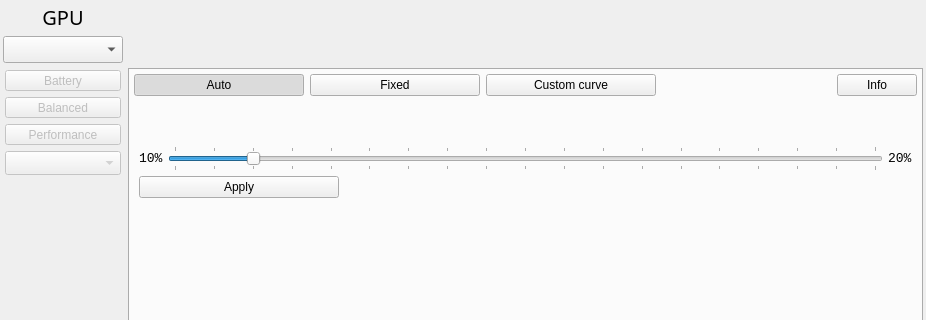
First picture: the form in radeon-profile/radeon_profile.ui, repository marazmista/radeon-profile, before the edit; both pictures show x 0 to 926 and y 0 to 320 of the 926 by 486 pixel window.
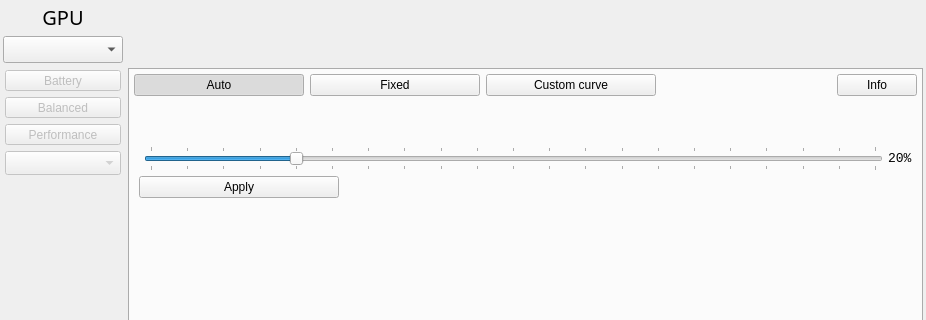
Second picture: the form after the edit. The open tabs and pages were chosen to show the change. Icons and pictures are not drawn.

Commit message: minimum fan speed set to 0%, removed option to enable 0% fan speed

```diff
--- a/radeon-profile/radeon_profile.ui
+++ b/radeon-profile/radeon_profile.ui
@@ -1845,23 +1845,10 @@
             <property name="spacing">
              <number>5</number>
             </property>
-            <item row="2" column="0">
-             <widget class="QLabel" name="l_minFanSpeed">
-              <property name="font">
-               <font>
-                <family>Monospace</family>
-                <pointsize>10</pointsize>
-               </font>
-              </property>
-              <property name="text">
-               <string>10%</string>
-              </property>
-             </widget>
-            </item>
             <item row="2" column="1">
              <widget class="QSlider" name="slider_fanSpeed">
               <property name="minimum">
-               <number>10</number>
+               <number>0</number>
               </property>
               <property name="maximum">
                <number>100</number>
```
Left out of the diff: 8 changed lines with no effect on the pictures. The commit also changes 5 other files.
